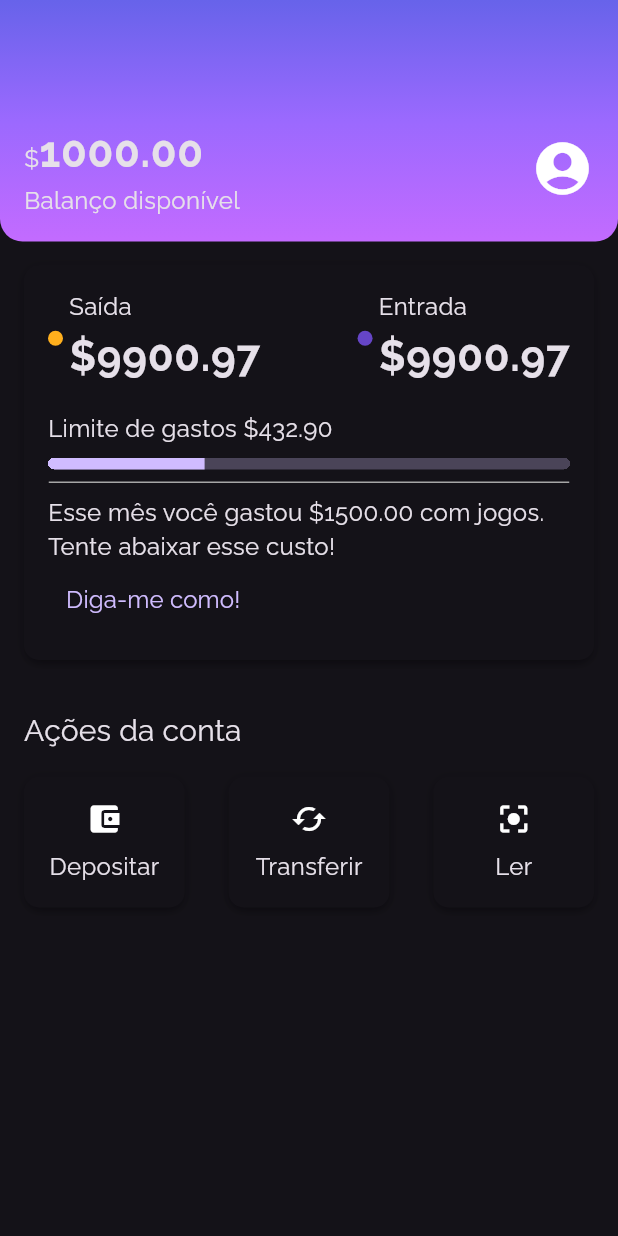
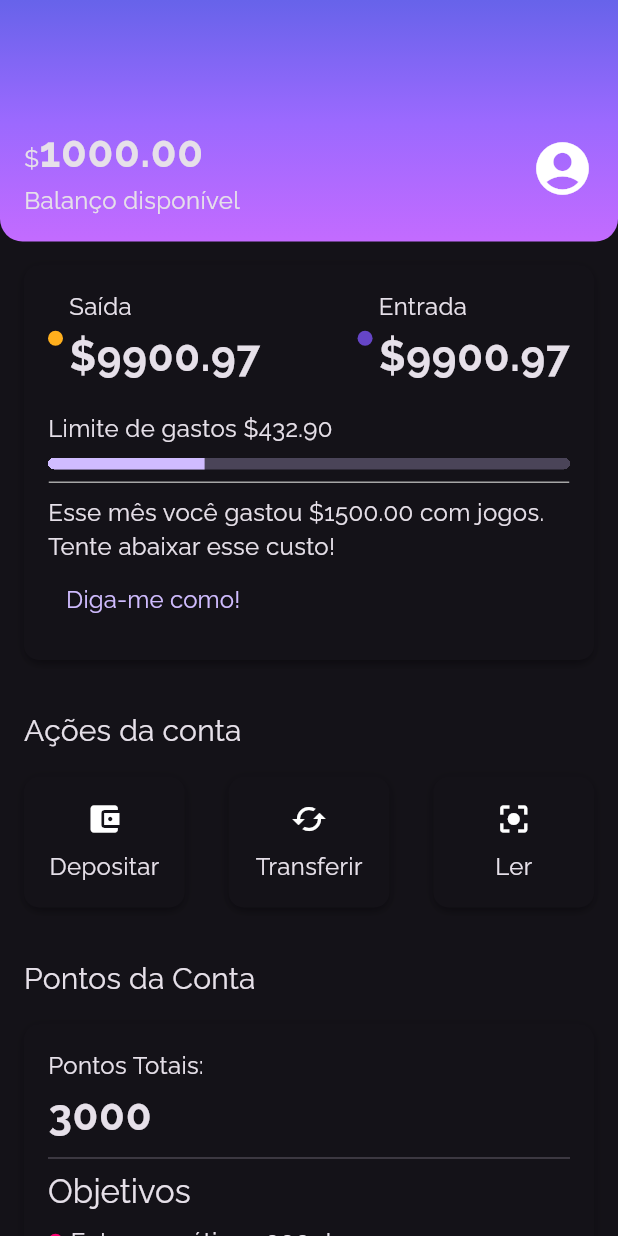
Before and after one commit to TheJamylle/banker, a Flutter app: the screen it shows after launch, on a phone screen of 412 x 824 dp. Run offline on Flutter 3.47's test engine with Material 3 defaults, Android fonts, the phone set to English and light mode, and no system bars.

Commit message:
feat: Implements scroll

```diff
--- /dev/null
+++ b/lib/components/sections/account_points.dart
@@ -0,0 +1,69 @@
+import 'package:alubank/components/box_card.dart';
+import 'package:alubank/components/color_dot.dart';
+import 'package:alubank/themes/theme_colors.dart';
+import 'package:flutter/material.dart';
+
+class AccountPoints extends StatelessWidget {
+  const AccountPoints({super.key});
+
+  @override
+  Widget build(BuildContext context) {
+    return Padding(
+      padding: EdgeInsets.all(16),
+      child: Column(
+        mainAxisAlignment: MainAxisAlignment.spaceBetween,
+        crossAxisAlignment: CrossAxisAlignment.start,
+        children: [
+          Padding(
+            padding: const EdgeInsets.only(bottom: 16.0),
+            child: Text(
+              'Pontos da Conta',
+              style: Theme.of(context).textTheme.titleMedium,
+            ),
+          ),
+          Column(
+            crossAxisAlignment: CrossAxisAlignment.start,
+            children: [
+              BoxCard(content: Column(
+                mainAxisAlignment: MainAxisAlignment.spaceBetween,
+                crossAxisAlignment: CrossAxisAlignment.start,
+                children: [
+                  Text('Pontos Totais:'),
+                  Text('3000', style: Theme.of(context).textTheme.bodyLarge,),
+                  Divider(),
+                  Text('Objetivos', style: Theme.of(context).textTheme.titleLarge,),
+                  Padding(
+                    padding: const EdgeInsets.only(top: 8.0, bottom: 4.0),
+                    child: Row(
+                      mainAxisAlignment: MainAxisAlignment.start,
+                      children: [
+                        ColorDot(color: ThemeColors.points['income']),
+                        Padding(
+                          padding: const EdgeInsets.only(left: 5),
+                          child: Text('Entrega grátis: 15000pts'),
+                        )
+                      ],
+                    ),
+                  ),
+                  Padding(
+                    padding: const EdgeInsets.only(top: 4.0, bottom: 8.0),
+                    child: Row(
+                      mainAxisAlignment: MainAxisAlignment.start,
+                      children: [
+                        ColorDot(color: ThemeColors.points['streaming']),
+                        Padding(
+                          padding: const EdgeInsets.only(left: 5),
+                          child: Text('1 mês de streaming: 30000pts'),
+                        )
+                      ],
+                    ),
+                  ),
+                ],
+              )),
+            ],
+          )
+        ],
+      ),
+    );
+  }
+}
--- a/lib/screens/home.dart
+++ b/lib/screens/home.dart
@@ -1,4 +1,5 @@
 import 'package:alubank/components/sections/account_actions.dart';
+import 'package:alubank/components/sections/account_points.dart';
 import 'package:alubank/components/sections/header.dart';
 import 'package:alubank/components/sections/recent_activity.dart';
 import 'package:flutter/material.dart';
@@ -8,12 +9,15 @@ class Home extends StatelessWidget {
 
   @override
   Widget build(BuildContext context) {
-    return Scaffold(body: Column(
-      children: [
-        Header(),
-        RecentActivity(),
-        AccountActions()
-      ],
+    return Scaffold(body: SingleChildScrollView(
+      child: Column(
+        children: [
+          Header(),
+          RecentActivity(),
+          AccountActions(),
+          AccountPoints()
+        ],
+      ),
     ),);
   }
 }
--- a/lib/themes/theme_colors.dart
+++ b/lib/themes/theme_colors.dart
@@ -12,4 +12,8 @@ class ThemeColors {
     'income': Color.fromRGBO(101, 69, 198, 1)
   };
   static const division = Color.fromRGBO(166, 166, 166, 1);
+  static const points = {
+    'income': Color.fromRGBO(250, 0, 112, 1),
+    'streaming': Color.fromRGBO(75, 89, 191, 1)
+  };
 }
```
